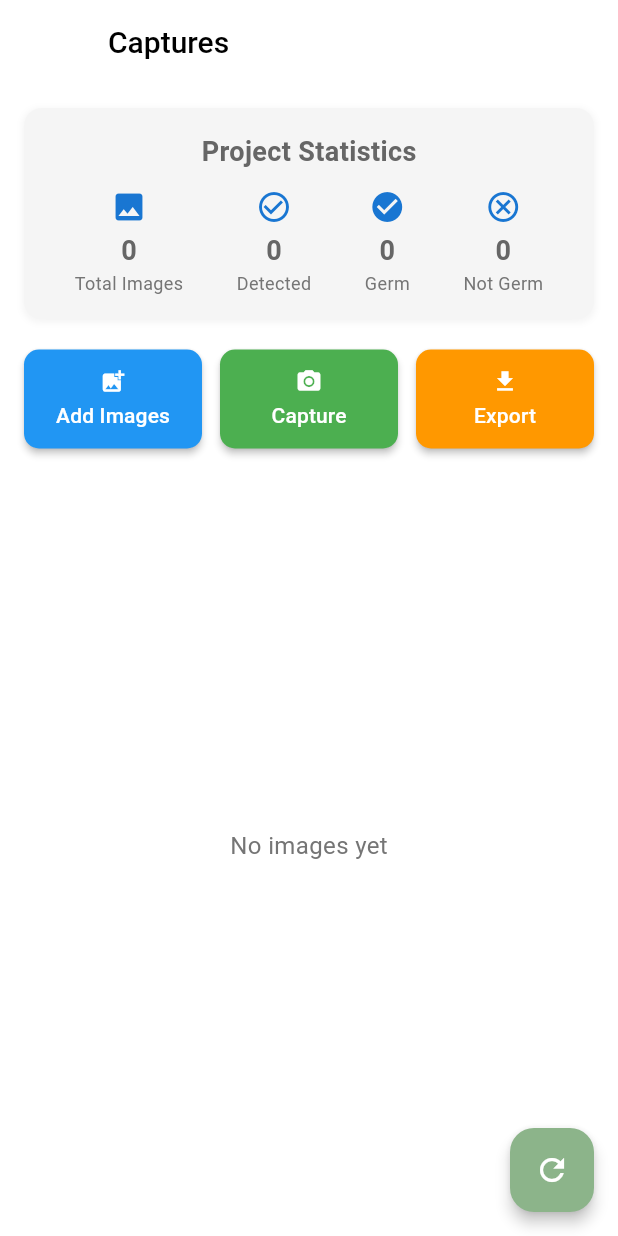
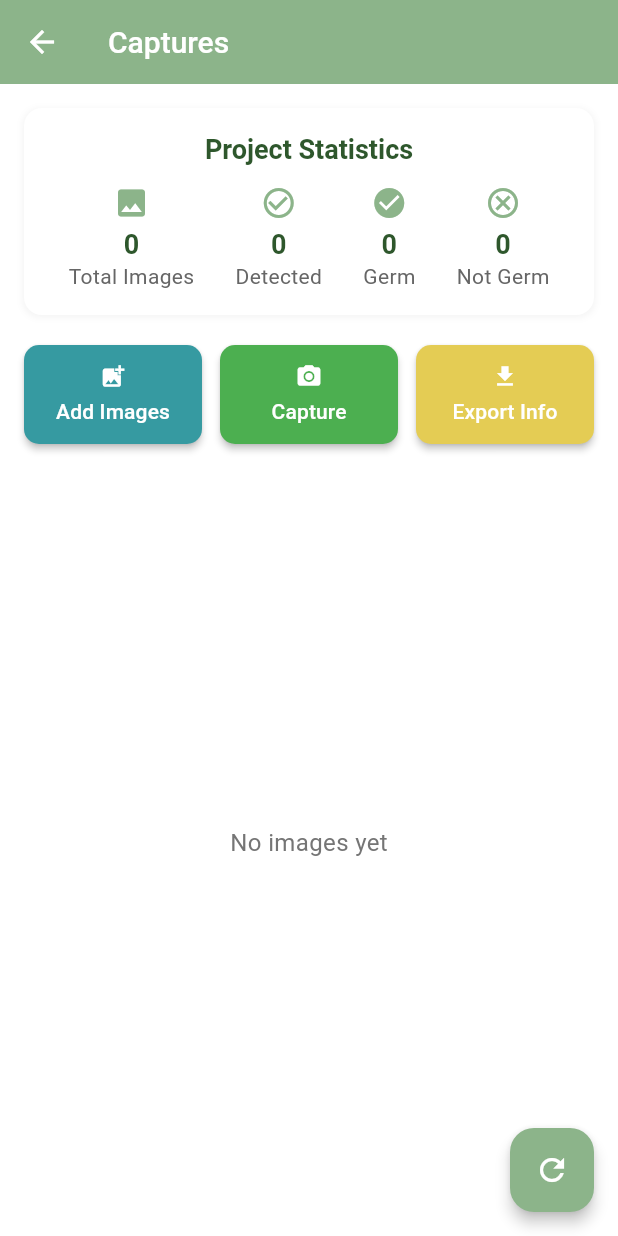
Before and after one commit to ngocbich2003/ricecount-app, a Flutter app: the CapturesScreen screen opened directly with empty values, on a phone screen of 412 x 824 dp. Run offline on Flutter 3.47's test engine with Material 3 defaults, Android fonts, the phone set to English and light mode, and no system bars; our stand-ins replace camera, image_picker, permission_handler, plugin_platform_interface, sqflite; missing offline and left inert: excel; accounts and stored records are empty.

Commit message:
add thehe

```diff
--- a/lib/screens/captures_screen.dart
+++ b/lib/screens/captures_screen.dart
@@ -23,12 +23,15 @@ class _CapturesScreenState extends State<CapturesScreen> {
   final ImagePicker _picker = ImagePicker();
   final DatabaseHelper _dbHelper = DatabaseHelper.instance;
   List<File> _imageFileList = [];
-  Map<String, bool> _detectedImages = {}; // Track which images have been processed
-  Map<String, Map<String, int>> _detectionResults = {}; // Store detection results for each image
+  Map<String, bool> _detectedImages =
+      {}; // Track which images have been processed
+  Map<String, Map<String, int>> _detectionResults =
+      {}; // Store detection results for each image
   bool _isLoading = false; // Loading indicator
 
   int get totalImages => _imageFileList.length;
-  int get detectedImages => _detectedImages.values.where((detected) => detected).length;
+  int get detectedImages =>
+      _detectedImages.values.where((detected) => detected).length;
   int get totalGermCount => _getDetectionCount('germ');
   int get totalNotGermCount => _getDetectionCount('not_germ');
 
@@ -100,9 +103,11 @@ class _CapturesScreenState extends State<CapturesScreen> {
         whereArgs: [widget.projectId],
       );
 
-      print('RAW DB DATA: Found ${rawResults.length} records in detection_results');
+      print(
+          'RAW DB DATA: Found ${rawResults.length} records in detection_results');
       for (var row in rawResults) {
-        print('  - Record: ${row['image_path']} | Germ: ${row['germ_count']} | Not Germ: ${row['not_germ_count']}');
+        print(
+            '  - Record: ${row['image_path']} | Germ: ${row['germ_count']} | Not Germ: ${row['not_germ_count']}');
       }
 
       // 2. Lấy kết quả phát hiện qua helper method
@@ -147,7 +152,8 @@ class _CapturesScreenState extends State<CapturesScreen> {
     }
   }
 
-  Future<void> _saveDetectionResult(File imageFile, Map<String, int> results) async {
+  Future<void> _saveDetectionResult(
+      File imageFile, Map<String, int> results) async {
     try {
       final germCount = results['germ'] ?? 0;
       final notGermCount = results['not_germ'] ?? 0;
@@ -175,7 +181,8 @@ class _CapturesScreenState extends State<CapturesScreen> {
 
   Future<void> _pickImage() async {
     try {
-      final XFile? pickedFile = await _picker.pickImage(source: ImageSource.gallery);
+      final XFile? pickedFile =
+          await _picker.pickImage(source: ImageSource.gallery);
       if (pickedFile != null) {
         setState(() {
           _imageFileList.add(File(pickedFile.path));
@@ -204,22 +211,50 @@ class _CapturesScreenState extends State<CapturesScreen> {
       final excel = xl.Excel.createExcel();
       final sheet = excel['Detection Results'];
 
-      sheet.cell(xl.CellIndex.indexByColumnRow(columnIndex: 0, rowIndex: 0)).value = xl.TextCellValue('Project ID');
-      sheet.cell(xl.CellIndex.indexByColumnRow(columnIndex: 1, rowIndex: 0)).value = xl.TextCellValue('Total Images');
-      sheet.cell(xl.CellIndex.indexByColumnRow(columnIndex: 2, rowIndex: 0)).value = xl.TextCellValue('Detected Images');
-      sheet.cell(xl.CellIndex.indexByColumnRow(columnIndex: 3, rowIndex: 0)).value = xl.TextCellValue('Germ Count');
-      sheet.cell(xl.CellIndex.indexByColumnRow(columnIndex: 4, rowIndex: 0)).value = xl.TextCellValue('Not Germ Count');
+      sheet
+          .cell(xl.CellIndex.indexByColumnRow(columnIndex: 0, rowIndex: 0))
+          .value = xl.TextCellValue('Project ID');
+      sheet
+          .cell(xl.CellIndex.indexByColumnRow(columnIndex: 1, rowIndex: 0))
+          .value = xl.TextCellValue('Total Images');
+      sheet
+          .cell(xl.CellIndex.indexByColumnRow(columnIndex: 2, rowIndex: 0))
+          .value = xl.TextCellValue('Detected Images');
+      sheet
+          .cell(xl.CellIndex.indexByColumnRow(columnIndex: 3, rowIndex: 0))
+          .value = xl.TextCellValue('Germ Count');
+      sheet
+          .cell(xl.CellIndex.indexByColumnRow(columnIndex: 4, rowIndex: 0))
+          .value = xl.TextCellValue('Not Germ Count');
 
-      sheet.cell(xl.CellIndex.indexByColumnRow(columnIndex: 0, rowIndex: 1)).value = xl.IntCellValue(widget.projectId);
-      sheet.cell(xl.CellIndex.indexByColumnRow(columnIndex: 1, rowIndex: 1)).value = xl.IntCellValue(totalImages);
-      sheet.cell(xl.CellIndex.indexByColumnRow(columnIndex: 2, rowIndex: 1)).value = xl.IntCellValue(detectedImages);
-      sheet.cell(xl.CellIndex.indexByColumnRow(columnIndex: 3, rowIndex: 1)).value = xl.IntCellValue(totalGermCount);
-      sheet.cell(xl.CellIndex.indexByColumnRow(columnIndex: 4, rowIndex: 1)).value = xl.IntCellValue(totalNotGermCount);
+      sheet
+          .cell(xl.CellIndex.indexByColumnRow(columnIndex: 0, rowIndex: 1))
+          .value = xl.IntCellValue(widget.projectId);
+      sheet
+          .cell(xl.CellIndex.indexByColumnRow(columnIndex: 1, rowIndex: 1))
+          .value = xl.IntCellValue(totalImages);
+      sheet
+          .cell(xl.CellIndex.indexByColumnRow(columnIndex: 2, rowIndex: 1))
+          .value = xl.IntCellValue(detectedImages);
+      sheet
+          .cell(xl.CellIndex.indexByColumnRow(columnIndex: 3, rowIndex: 1))
+          .value = xl.IntCellValue(totalGermCount);
+      sheet
+          .cell(xl.CellIndex.indexByColumnRow(columnIndex: 4, rowIndex: 1))
+          .value = xl.IntCellValue(totalNotGermCount);
 
-      sheet.cell(xl.CellIndex.indexByColumnRow(columnIndex: 0, rowIndex: 3)).value = xl.TextCellValue('Image');
-      sheet.cell(xl.CellIndex.indexByColumnRow(columnIndex: 1, rowIndex: 3)).value = xl.TextCellValue('Detected');
-      sheet.cell(xl.CellIndex.indexByColumnRow(columnIndex: 2, rowIndex: 3)).value = xl.TextCellValue('Germ Count');
-      sheet.cell(xl.CellIndex.indexByColumnRow(columnIndex: 3, rowIndex: 3)).value = xl.TextCellValue('Not Germ Count');
+      sheet
+          .cell(xl.CellIndex.indexByColumnRow(columnIndex: 0, rowIndex: 3))
+          .value = xl.TextCellValue('Image');
+      sheet
+          .cell(xl.CellIndex.indexByColumnRow(columnIndex: 1, rowIndex: 3))
+          .value = xl.TextCellValue('Detected');
+      sheet
+          .cell(xl.CellIndex.indexByColumnRow(columnIndex: 2, rowIndex: 3))
+          .value = xl.TextCellValue('Germ Count');
+      sheet
+          .cell(xl.CellIndex.indexByColumnRow(columnIndex: 3, rowIndex: 3))
+          .value = xl.TextCellValue('Not Germ Count');
 
       int rowIndex = 4;
       for (var image in _imageFileList) {
@@ -228,17 +263,30 @@ class _CapturesScreenState extends State<CapturesScreen> {
         final isDetected = _detectedImages[path] ?? false;
         final results = _detectionResults[path] ?? {};
 
-        sheet.cell(xl.CellIndex.indexByColumnRow(columnIndex: 0, rowIndex: rowIndex)).value = xl.TextCellValue(filename);
-        sheet.cell(xl.CellIndex.indexByColumnRow(columnIndex: 1, rowIndex: rowIndex)).value = xl.TextCellValue(isDetected ? 'Yes' : 'No');
-        sheet.cell(xl.CellIndex.indexByColumnRow(columnIndex: 2, rowIndex: rowIndex)).value = xl.IntCellValue(results['germ'] ?? 0);
-        sheet.cell(xl.CellIndex.indexByColumnRow(columnIndex: 3, rowIndex: rowIndex)).value = xl.IntCellValue(results['not_germ'] ?? 0);
+        sheet
+            .cell(xl.CellIndex.indexByColumnRow(
+                columnIndex: 0, rowIndex: rowIndex))
+            .value = xl.TextCellValue(filename);
+        sheet
+            .cell(xl.CellIndex.indexByColumnRow(
+                columnIndex: 1, rowIndex: rowIndex))
+            .value = xl.TextCellValue(isDetected ? 'Yes' : 'No');
+        sheet
+            .cell(xl.CellIndex.indexByColumnRow(
+                columnIndex: 2, rowIndex: rowIndex))
+            .value = xl.IntCellValue(results['germ'] ?? 0);
+        sheet
+            .cell(xl.CellIndex.indexByColumnRow(
+                columnIndex: 3, rowIndex: rowIndex))
+            .value = xl.IntCellValue(results['not_germ'] ?? 0);
 
         rowIndex++;
       }
 
       final directory = await getApplicationDocumentsDirectory();
       final fileTime = DateTime.now().millisecondsSinceEpoch;
-      final filePath = '${directory.path}/rice_detection_results_$fileTime.xlsx';
+      final filePath =
+          '${directory.path}/rice_detection_results_$fileTime.xlsx';
       final file = File(filePath);
 
       await file.writeAsBytes(excel.encode()!);
@@ -261,15 +309,18 @@ class _CapturesScreenState extends State<CapturesScreen> {
 
   @override
   Widget build(BuildContext context) {
+    final theme = Theme.of(context);
+
     return Scaffold(
-      backgroundColor: Colors.white,
+      backgroundColor: theme.scaffoldBackgroundColor,
       appBar: AppBar(
-        title: const Text('Captures', style: TextStyle(color: Colors.black)),
-        backgroundColor: Colors.white,
-        elevation: 0,
+        title: Text('Captures', style: theme.appBarTheme.titleTextStyle),
+        backgroundColor: theme.appBarTheme.backgroundColor,
+        elevation: theme.appBarTheme.elevation,
+        iconTheme: theme.appBarTheme.iconTheme,
       ),
       body: _isLoading
-          ? const Center(child: CircularProgressIndicator())
+          ? Center(child: CircularProgressIndicator(color: theme.primaryColor))
           : Padding(
               padding: const EdgeInsets.all(16.0),
               child: Column(
@@ -278,7 +329,7 @@ class _CapturesScreenState extends State<CapturesScreen> {
                   Container(
                     padding: const EdgeInsets.all(16),
                     decoration: BoxDecoration(
-                      color: Colors.grey[100],
+                      color: theme.cardColor,
                       borderRadius: BorderRadius.circular(12),
                       boxShadow: [
                         BoxShadow(
@@ -291,37 +342,25 @@ class _CapturesScreenState extends State<CapturesScreen> {
                     ),
                     child: Column(
                       children: [
-                        const Text(
+                        Text(
                           'Project Statistics',
-                          style: TextStyle(
-                            fontSize: 18,
-                            fontWeight: FontWeight.bold,
-                          ),
+                          style: theme.textTheme.titleLarge,
                         ),
                         const SizedBox(height: 12),
                         Row(
                           mainAxisAlignment: MainAxisAlignment.spaceAround,
                           children: [
+                            _buildStatItem(Icons.image, totalImages.toString(),
+                                'Total Images', theme),
+                            _buildStatItem(Icons.check_circle_outline,
+                                detectedImages.toString(), 'Detected', theme),
+                            _buildStatItem(Icons.check_circle,
+                                totalGermCount.toString(), 'Germ', theme),
                             _buildStatItem(
-                              Icons.image,
-                              totalImages.toString(),
-                              'Total Images',
-                            ),
-                            _buildStatItem(
-                              Icons.check_circle_outline,
-                              detectedImages.toString(),
-                              'Detected',
-                            ),
-                            _buildStatItem(
-                              Icons.check_circle,
-                              totalGermCount.toString(),
-                              'Germ',
-                            ),
-                            _buildStatItem(
-                              Icons.cancel_outlined,
-                              totalNotGermCount.toString(),
-                              'Not Germ',
-                            ),
+                                Icons.cancel_outlined,
+                                totalNotGermCount.toString(),
+                                'Not Germ',
+                                theme),
                           ],
                         ),
                       ],
@@ -334,7 +373,7 @@ class _CapturesScreenState extends State<CapturesScreen> {
                         child: _buildActionButton(
                           icon: Icons.add_photo_alternate,
                           label: 'Add Images',
-                          color: Colors.blue,
+                          color: const Color.fromARGB(255, 54, 154, 161),
                           onTap: _pickImage,
                         ),
                       ),
@@ -345,7 +384,8 @@ class _CapturesScreenState extends State<CapturesScreen> {
                           label: 'Capture',
                           color: Colors.green,
                           onTap: () async {
-                            final capturedImages = await Navigator.of(context).push(
+                            final capturedImages =
+                                await Navigator.of(context).push(
                               MaterialPageRoute(
                                 builder: (context) => CameraScreen(
                                   projectId: widget.projectId,
@@ -366,8 +406,8 @@ class _CapturesScreenState extends State<CapturesScreen> {
                       Expanded(
                         child: _buildActionButton(
                           icon: Icons.file_download,
-                          label: 'Export',
-                          color: Colors.orange,
+                          label: 'Export Info',
+                          color: const Color.fromARGB(255, 228, 204, 84),
                           onTap: _exportToExcel,
                         ),
                       ),
@@ -386,7 +426,8 @@ class _CapturesScreenState extends State<CapturesScreen> {
                             ),
                           )
                         : GridView.builder(
-                            gridDelegate: const SliverGridDelegateWithFixedCrossAxisCount(
+                            gridDelegate:
+                                const SliverGridDelegateWithFixedCrossAxisCount(
                               crossAxisCount: 2,
                               crossAxisSpacing: 12,
                               mainAxisSpacing: 12,
@@ -395,11 +436,13 @@ class _CapturesScreenState extends State<CapturesScreen> {
                             itemCount: _imageFileList.length,
                             itemBuilder: (context, index) {
                               final imageFile = _imageFileList[index];
-                              final isDetected = _detectedImages[imageFile.path] ?? false;
+                              final isDetected =
+                                  _detectedImages[imageFile.path] ?? false;
 
                               return GestureDetector(
                                 onTap: () {
-                                  Navigator.of(context).push(
+                                  Navigator.of(context)
+                                      .push(
                                     MaterialPageRoute(
                                       builder: (context) => PreviewScreen(
                                         fileList: _imageFileList,
@@ -407,7 +450,8 @@ class _CapturesScreenState extends State<CapturesScreen> {
                                         projectId: widget.projectId,
                                       ),
                                     ),
-                                  ).then((_) {
+                                  )
+                                      .then((_) {
                                     _fetchImagesFromDatabase();
                                     _fetchDetectionResults();
                                   });
@@ -416,7 +460,9 @@ class _CapturesScreenState extends State<CapturesScreen> {
                                   decoration: BoxDecoration(
                                     borderRadius: BorderRadius.circular(12),
                                     border: Border.all(
-                                      color: isDetected ? Colors.green : Colors.grey[300]!,
+                                      color: isDetected
+                                          ? Colors.green
+                                          : Colors.grey[300]!,
                                       width: 2,
                                     ),
                                     boxShadow: [
@@ -467,30 +513,30 @@ class _CapturesScreenState extends State<CapturesScreen> {
             ),
       floatingActionButton: FloatingActionButton(
         onPressed: _loadAllData,
+        backgroundColor: theme.floatingActionButtonTheme.backgroundColor,
+        foregroundColor: theme.floatingActionButtonTheme.foregroundColor,
         tooltip: 'Refresh Data',
         child: const Icon(Icons.refresh),
       ),
     );
   }
 
-  Widget _buildStatItem(IconData icon, String value, String label) {
+  Widget _buildStatItem(
+      IconData icon, String value, String label, ThemeData theme) {
     return Column(
       children: [
-        Icon(icon, color: Colors.blue[700]),
+        Icon(icon, color: theme.primaryColor),
         const SizedBox(height: 4),
         Text(
           value,
-          style: const TextStyle(
+          style: theme.textTheme.titleLarge?.copyWith(
             fontSize: 18,
             fontWeight: FontWeight.bold,
           ),
         ),
         Text(
           label,
-          style: TextStyle(
-            fontSize: 12,
-            color: Colors.grey[600],
-          ),
+          style: theme.textTheme.bodyMedium,
         ),
       ],
     );
@@ -511,6 +557,7 @@ class _CapturesScreenState extends State<CapturesScreen> {
         shape: RoundedRectangleBorder(
           borderRadius: BorderRadius.circular(10),
         ),
+        elevation: 2,
       ),
       child: Column(
         mainAxisSize: MainAxisSize.min,
```
Also changed, not shown: 4 other files.
